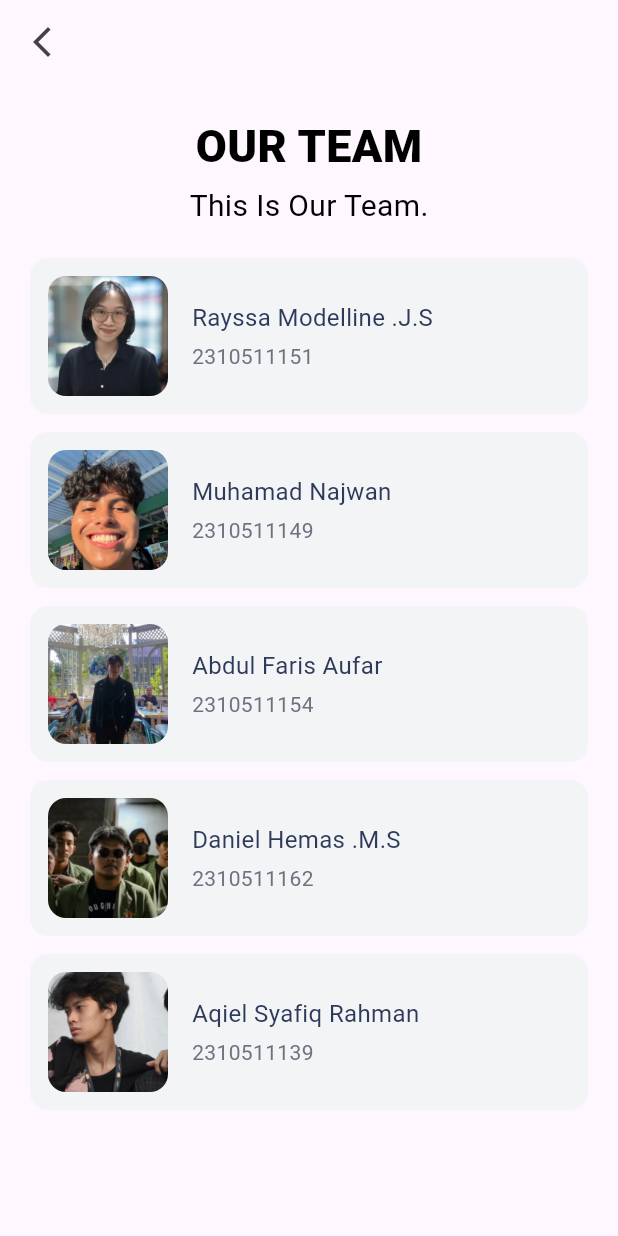
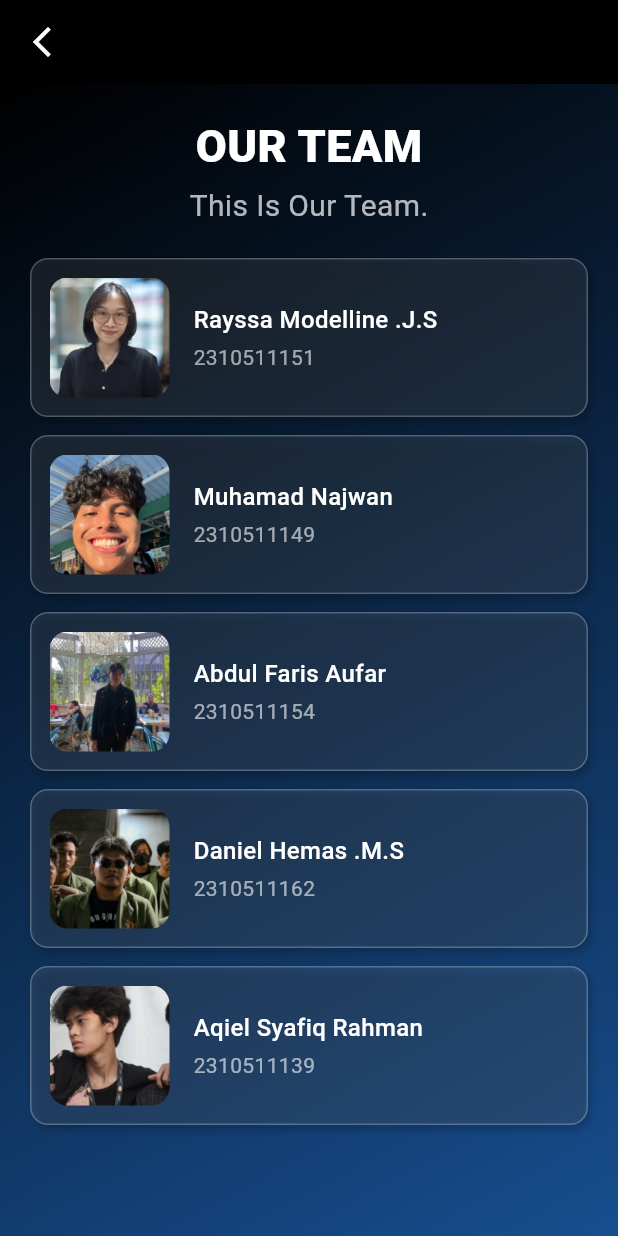
Before and after one commit to Jayflux/habit-tracker, a Flutter app: the HomePage screen opened directly with empty values, after a tap on the "arrow forward ios" icon, after a tap on "About Us", on a phone screen of 412 x 824 dp. Run offline on Flutter 3.47's test engine with Material 3 defaults, Android fonts, the phone set to English and light mode, and no system bars; our stand-ins replace flutter_heatmap_calendar, flutter_slidable, fluttertoast, hive_flutter; missing offline and left inert: mysql1; accounts and stored records are empty.

Commit message:
Mengganti warna background pada bagian user

```diff
--- a/lib/components/custom_drawer.dart
+++ b/lib/components/custom_drawer.dart
@@ -18,28 +18,45 @@ class _CustomDrawerState extends State<CustomDrawer> {
   @override
   Widget build(BuildContext context) {
     return Drawer(
-      backgroundColor: const Color(0xFFE2E2E2),
+      backgroundColor: Colors.black,
       child: Column(
         crossAxisAlignment: CrossAxisAlignment.start,
         children: [
           const SizedBox(height: 40),
+
+          // Avatar
           Container(
             margin: const EdgeInsets.only(left: 15.0),
             child: Image.asset(
               'assets/account_circle.png',
               width: 80,
               height: 80,
+              color: Colors.white, // Biar konsisten dengan tema gelap
             ),
           ),
+
           const SizedBox(height: 8),
+
+          // Username
           Container(
             margin: const EdgeInsets.only(left: 15.0),
             child: Text(
               widget.username,
-              style: const TextStyle(fontSize: 16, fontWeight: FontWeight.bold),
+              style: const TextStyle(
+                fontSize: 16,
+                fontWeight: FontWeight.bold,
+                color: Colors.white,
+              ),
             ),
           ),
-          const Divider(thickness: 2, height: 30, color: Colors.black),
+
+          const Divider(
+            thickness: 2,
+            height: 30,
+            color: Colors.white24,
+          ),
+
+          // Menu Items
           drawerItem(iconAsset: 'assets/home.png', label: 'Home', onTap: () {}),
           drawerItem(
               iconAsset: 'assets/settings.png',
@@ -57,24 +74,24 @@ class _CustomDrawerState extends State<CustomDrawer> {
             iconAsset: 'assets/about.png',
             label: 'About Us',
             onTap: () {
-              Navigator.pop(context); // Tutup drawer terlebih dahulu
+              Navigator.pop(context);
               Navigator.push(
                 context,
-                MaterialPageRoute(
-                  builder: (context) => const OurTeamPage(),
-                ),
+                MaterialPageRoute(builder: (context) => const OurTeamPage()),
               );
             },
           ),
+
           const Spacer(),
+
+          // Sign Out
           Container(
             padding: const EdgeInsets.symmetric(horizontal: 16, vertical: 10),
             decoration: const BoxDecoration(
-              border: Border(top: BorderSide(color: Colors.black12)),
+              border: Border(top: BorderSide(color: Colors.white24)),
             ),
             child: GestureDetector(
               onTap: () {
-                final db = HabitDatabases();
                 db.todaysHabitList.clear();
                 db.heatMapDataSet.clear();
 
@@ -82,17 +99,18 @@ class _CustomDrawerState extends State<CustomDrawer> {
 
                 Navigator.pushReplacement(
                   context,
-                  MaterialPageRoute(
-                    builder: (context) => LoginPage(),
-                  ),
+                  MaterialPageRoute(builder: (context) => LoginPage()),
                 );
               },
               child: Row(
                 mainAxisAlignment: MainAxisAlignment.spaceBetween,
                 children: const [
-                  Text('Sign Out', style: TextStyle(color: Colors.black)),
+                  Text(
+                    'Sign Out',
+                    style: TextStyle(color: Colors.white),
+                  ),
                   SizedBox(width: 10),
-                  Icon(Icons.logout, color: Colors.red),
+                  Icon(Icons.logout, color: Colors.redAccent),
                 ],
               ),
             ),
@@ -112,8 +130,15 @@ class _CustomDrawerState extends State<CustomDrawer> {
         iconAsset,
         width: 24,
         height: 24,
+        color: Colors.white70, // agar kontras
       ),
-      title: Text(label, style: const TextStyle(fontSize: 14)),
+      title: Text(
+        label,
+        style: const TextStyle(
+          fontSize: 14,
+          color: Colors.white,
+        ),
+      ),
       onTap: onTap,
     );
   }
--- a/lib/components/habit_tile.dart
+++ b/lib/components/habit_tile.dart
@@ -23,16 +23,16 @@ class HabitTile extends StatelessWidget {
       padding: const EdgeInsets.all(16.0),
       child: Slidable(
         endActionPane: ActionPane(
-          motion: StretchMotion(),
+          motion: const StretchMotion(),
           children: [
-            //settings
+            // Settings
             SlidableAction(
               onPressed: (context) => settingsTapped!(context),
               backgroundColor: Colors.grey.shade800,
               icon: Icons.settings,
               borderRadius: BorderRadius.circular(12),
             ),
-            //delete
+            // Delete
             SlidableAction(
               onPressed: (context) => deleteTapped!(context),
               backgroundColor: Colors.red.shade400,
@@ -44,16 +44,47 @@ class HabitTile extends StatelessWidget {
         child: Container(
           padding: const EdgeInsets.all(24),
           decoration: BoxDecoration(
-            color: Color(0xffD0D0D0),
+            color:
+                Colors.white.withOpacity(0.1), // semi-transparan untuk kontras
             borderRadius: BorderRadius.circular(12),
+            border: Border.all(color: Colors.white24),
+            boxShadow: [
+              BoxShadow(
+                color: Colors.black.withOpacity(0.25),
+                blurRadius: 6,
+                offset: const Offset(2, 4),
+              ),
+            ],
           ),
           child: Row(
             children: [
-              // checkbox
-              Checkbox(value: habitCompleted, onChanged: onChanged),
+              // Checkbox dengan warna custom
+              Theme(
+                data: Theme.of(context).copyWith(
+                  unselectedWidgetColor: Colors.white,
+                ),
+                child: Checkbox(
+                  value: habitCompleted,
+                  onChanged: onChanged,
+                  activeColor: Colors.white,
+                  checkColor: Colors.black,
+                ),
+              ),
 
-              //habit name
-              Text(habitName),
+              const SizedBox(width: 10),
+
+              // Habit name
+              Expanded(
+                child: Text(
+                  habitName,
+                  style: const TextStyle(
+                    color: Colors.white,
+                    fontSize: 16,
+                    fontWeight: FontWeight.w600,
+                  ),
+                  overflow: TextOverflow.ellipsis,
+                ),
+              ),
             ],
           ),
         ),
--- a/lib/components/month_summary.dart
+++ b/lib/components/month_summary.dart
@@ -22,8 +22,8 @@ class MonthlySummary extends StatelessWidget {
         endDate: DateTime.now().add(Duration(days: 0)),
         datasets: datasets,
         colorMode: ColorMode.color,
-        defaultColor: Colors.grey[200],
-        textColor: const Color.fromARGB(255, 0, 0, 0),
+        defaultColor: const Color.fromARGB(255, 47, 47, 47),
+        textColor: const Color.fromARGB(255, 255, 255, 255),
         showColorTip: false,
         showText: true,
         scrollable: true,
--- a/lib/pages/about_page.dart
+++ b/lib/pages/about_page.dart
@@ -35,15 +35,24 @@ class OurTeamPage extends StatelessWidget {
   Widget build(BuildContext context) {
     return Scaffold(
       appBar: AppBar(
+        backgroundColor: Colors.black,
+        elevation: 0,
         leading: IconButton(
-          icon: const Icon(Icons.arrow_back_ios_new),
-          color: Colors.grey[800],
+          icon: const Icon(Icons.arrow_back_ios_new, color: Colors.white),
           onPressed: () {
-            Navigator.pop(context); // Kembali ke halaman sebelumnya
+            Navigator.pop(context);
           },
         ),
       ),
-      body: Padding(
+      body: Container(
+        decoration: const BoxDecoration(
+          gradient: LinearGradient(
+            begin: Alignment.topLeft,
+            end: Alignment.bottomRight,
+            colors: [Colors.black, Color(0xFF174E8F)],
+          ),
+        ),
+        child: Padding(
           padding: const EdgeInsets.symmetric(horizontal: 20, vertical: 20),
           child: Column(
             crossAxisAlignment: CrossAxisAlignment.center,
@@ -53,7 +62,7 @@ class OurTeamPage extends StatelessWidget {
                 style: TextStyle(
                   fontWeight: FontWeight.w900,
                   fontSize: 30,
-                color: Colors.black,
+                  color: Colors.white,
                 ),
               ),
               const SizedBox(height: 4),
@@ -61,7 +70,7 @@ class OurTeamPage extends StatelessWidget {
                 'This Is Our Team.',
                 style: TextStyle(
                   fontSize: 20,
-                color: Color.fromARGB(255, 0, 0, 0),
+                  color: Colors.white70,
                 ),
               ),
               const SizedBox(height: 20),
@@ -74,15 +83,21 @@ class OurTeamPage extends StatelessWidget {
                     final member = members[index];
                     return Container(
                       decoration: BoxDecoration(
-                      color: const Color(0xFFF3F4F6), // Tailwind gray-100
+                        color: Colors.white.withOpacity(0.08),
                         borderRadius: BorderRadius.circular(12),
+                        border: Border.all(color: Colors.white24),
+                        boxShadow: [
+                          BoxShadow(
+                            color: Colors.black.withOpacity(0.2),
+                            blurRadius: 4,
+                            offset: const Offset(2, 3),
+                          ),
+                        ],
                       ),
                       padding: const EdgeInsets.all(12),
                       child: Row(
                         children: [
-                        SquareTile(
-                          imagePath: member.imagePath,
-                        ),
+                          SquareTile(imagePath: member.imagePath),
                           const SizedBox(width: 16),
                           Expanded(
                             child: Column(
@@ -92,8 +107,8 @@ class OurTeamPage extends StatelessWidget {
                                   member.name,
                                   style: const TextStyle(
                                     fontSize: 16,
-                                  color: Color(0xFF2E3A59),
-                                  fontWeight: FontWeight.w400,
+                                    color: Colors.white,
+                                    fontWeight: FontWeight.w500,
                                   ),
                                 ),
                                 const SizedBox(height: 4),
@@ -101,7 +116,7 @@ class OurTeamPage extends StatelessWidget {
                                   member.id,
                                   style: const TextStyle(
                                     fontSize: 14,
-                                  color: Color(0xFF6B7280),
+                                    color: Colors.white60,
                                   ),
                                 ),
                               ],
@@ -114,6 +129,7 @@ class OurTeamPage extends StatelessWidget {
                 ),
               ),
             ],
+          ),
         ),
       ),
     );
--- a/lib/pages/home_page.dart
+++ b/lib/pages/home_page.dart
@@ -114,16 +114,23 @@ class _HomePageState extends State<HomePage> {
     return Scaffold(
       key: _scaffoldKey,
       drawer: CustomDrawer(username: widget.username),
-      backgroundColor: Colors.white,
       floatingActionButton: MyFloatingActionButton(onPressed: createNewHabit),
-      body: isLoading
+      body: Container(
+        decoration: const BoxDecoration(
+          gradient: LinearGradient(
+            begin: Alignment.topLeft,
+            end: Alignment.bottomRight,
+            colors: [Colors.black, Color(0xFF174E8F)],
+          ),
+        ),
+        child: isLoading
             ? const Center(child: CircularProgressIndicator())
             : Column(
                 children: [
                   // Sidebar Icon
                   Container(
-                  padding:
-                      const EdgeInsets.symmetric(horizontal: 16, vertical: 25),
+                    padding: const EdgeInsets.symmetric(
+                        horizontal: 16, vertical: 25),
                     alignment: Alignment.centerLeft,
                     child: Container(
                       width: 45,
@@ -138,7 +145,8 @@ class _HomePageState extends State<HomePage> {
                       child: IconButton(
                         icon: const Icon(Icons.arrow_forward_ios,
                             color: Colors.white, size: 18),
-                      onPressed: () => _scaffoldKey.currentState!.openDrawer(),
+                        onPressed: () =>
+                            _scaffoldKey.currentState!.openDrawer(),
                       ),
                     ),
                   ),
@@ -178,6 +186,7 @@ class _HomePageState extends State<HomePage> {
                   ),
                 ],
               ),
+      ),
     );
   }
 }
```
Lines whose indentation alone changed are shown as unchanged.
